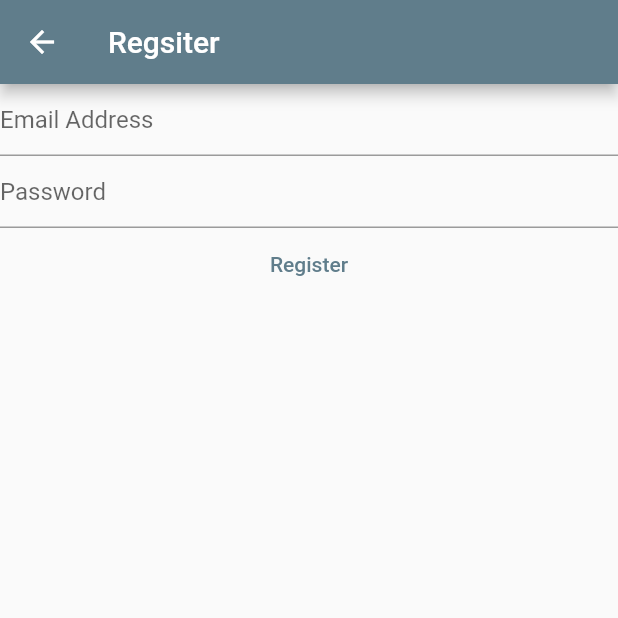
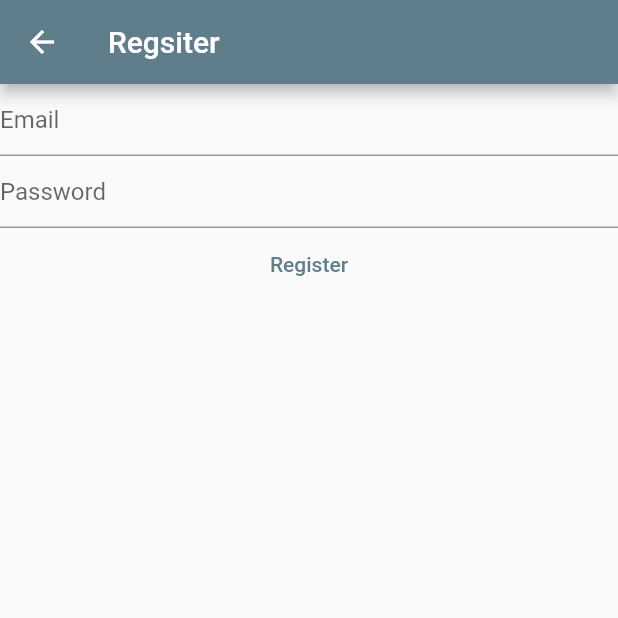
Before and after one commit to hephzisoft/mynoted-flutter, a Flutter app: the RegisterView screen opened directly, on a phone screen of 412 x 824 dp, the top half of it. Run offline on Flutter 3.47's test engine with Material 2 defaults, Android fonts, the phone set to English and light mode, and no system bars; our stand-ins replace firebase_auth, firebase_core; accounts and stored records are empty.

Commit message:
made some changes

```diff
--- a/lib/views/register_view.dart
+++ b/lib/views/register_view.dart
@@ -50,7 +50,7 @@ class _RegisterViewState extends State<RegisterView> {
                     enableSuggestions: false,
                     autocorrect: false,
                     decoration: const InputDecoration(
-                      hintText: "Email Address ",
+                      hintText: "Email  ",
                     ),
                   ),
                   TextField(
```
